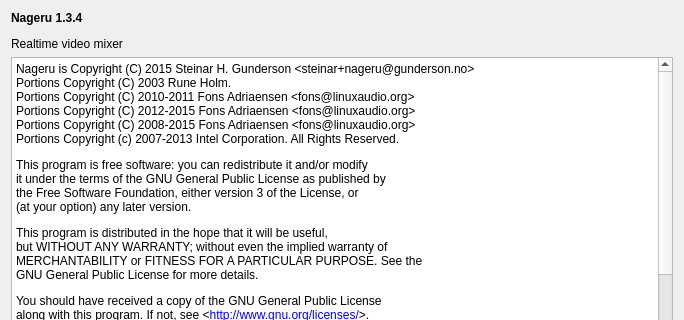
jljouannic/nageru, file ui_aboutdialog.ui: the form before one commit; both pictures show x 0 to 684 and y 0 to 320 of the 684 by 544 pixel window.
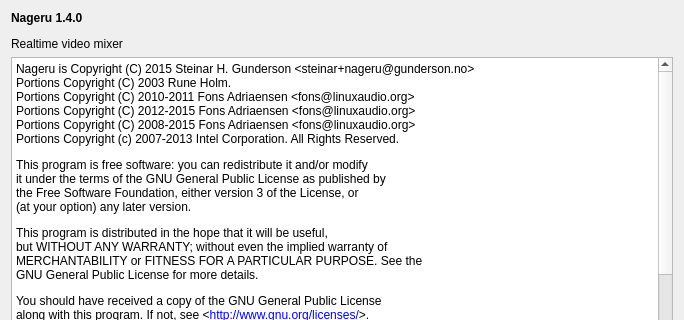
The form after the commit.

Commit message: Release Nageru 1.4.0.

What changed in the file:
```diff
--- a/ui_aboutdialog.ui
+++ b/ui_aboutdialog.ui
@@ -17,7 +17,7 @@
    <item>
     <widget class="QLabel" name="label">
      <property name="text">
-      <string>&lt;p&gt;&lt;b&gt;Nageru 1.3.4&lt;/b&gt;&lt;/p&gt;
+      <string>&lt;p&gt;&lt;b&gt;Nageru 1.4.0&lt;/b&gt;&lt;/p&gt;
 
 &lt;p&gt;Realtime video mixer&lt;/p&gt;</string>
      </property>
```
The commit also changes 1 other file.
